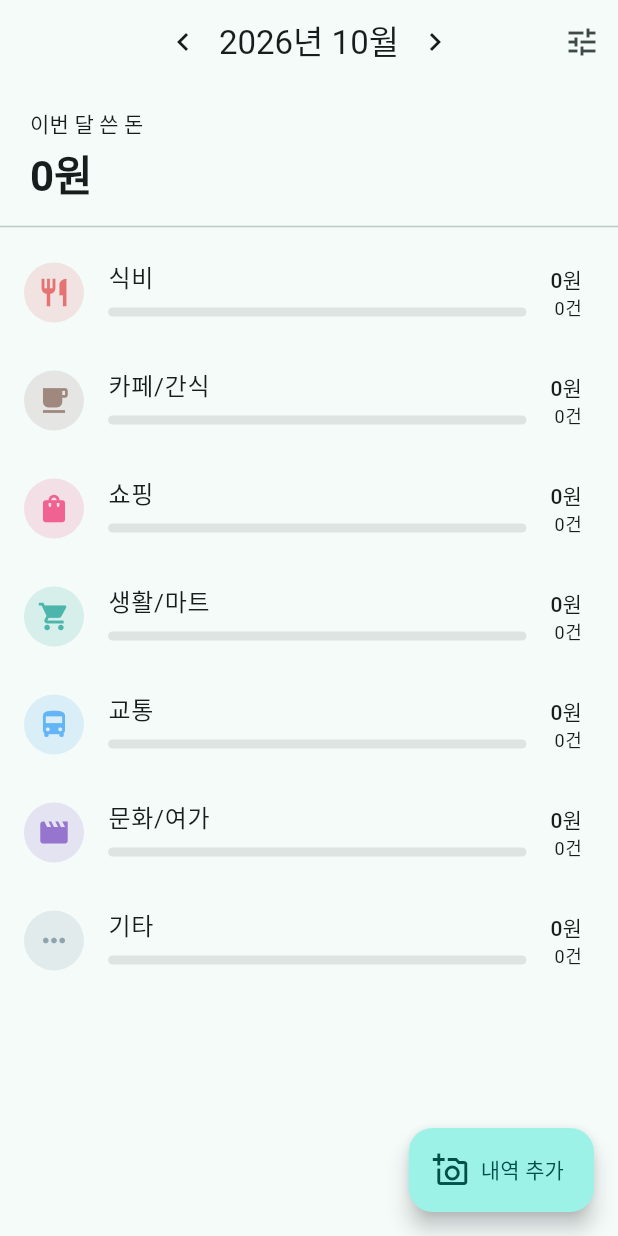
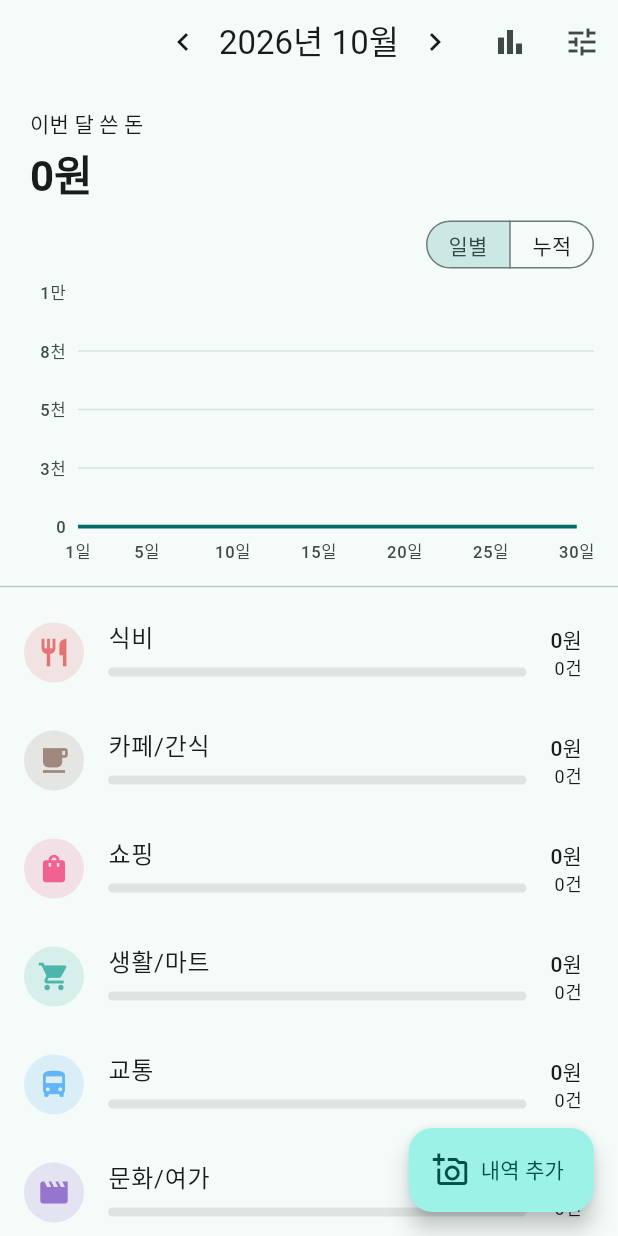
Before and after one commit to haneul55/budget-app, a Flutter app: the screen it shows after launch, on a phone screen of 412 x 824 dp. Run offline on Flutter 3.47's test engine with Material 3 defaults, Android fonts, the phone set to English and light mode, and no system bars; drawn by our look-alikes of fl_chart; our stand-ins replace flutter_riverpod, image_picker, sqflite; missing offline and left inert: google_mlkit_text_recognition; accounts and stored records are empty.

Commit message:
3단계: 날짜별 꺾은선 그래프, 월별 누적 기록
Co-Authored-By: Claude Opus 5.5 <noreply@anthropic.com>
Claude-Session: https://claude.ai/code/session_01RJdVreWRRXjqtkrGPc1cdK

```diff
--- a/lib/state/providers.dart
+++ b/lib/state/providers.dart
@@ -17,6 +17,7 @@ class SelectedMonth extends Notifier<DateTime> {
 
   void previous() => state = DateTime(state.year, state.month - 1);
   void next() => state = DateTime(state.year, state.month + 1);
+  void select(DateTime month) => state = DateTime(month.year, month.month);
 }
 
 final selectedMonthProvider = NotifierProvider<SelectedMonth, DateTime>(
@@ -75,6 +76,8 @@ void refreshData(WidgetRef ref) {
   ref.invalidate(monthSummaryProvider);
   ref.invalidate(categoryExpensesProvider);
   ref.invalidate(rulesProvider);
+  ref.invalidate(dailyTotalsProvider);
+  ref.invalidate(monthlyTotalsProvider);
 }
 
 /// 카테고리 자동 분류 규칙 전체.
@@ -85,3 +88,16 @@ final rulesProvider = FutureProvider<List<CategoryRule>>(
 final sourceImageProvider = FutureProvider.family<SourceImage?, int>(
   (ref, id) => ref.watch(databaseProvider).sourceImage(id),
 );
+
+/// 선택한 달의 날짜별 합계(1일부터 말일까지).
+final dailyTotalsProvider = FutureProvider<List<int>>((ref) {
+  final db = ref.watch(databaseProvider);
+  return db.dailyTotals(ref.watch(selectedMonthProvider));
+});
+
+/// 선택한 달까지 최근 12개월의 월 합계.
+final monthlyTotalsProvider =
+    FutureProvider<List<({DateTime month, int total})>>((ref) {
+      final db = ref.watch(databaseProvider);
+      return db.monthlyTotals(ref.watch(selectedMonthProvider));
+    });
--- a/lib/ui/home_screen.dart
+++ b/lib/ui/home_screen.dart
@@ -8,8 +8,10 @@ import '../util/format.dart';
 import 'category_detail_screen.dart';
 import 'category_manage_screen.dart';
 import 'expense_form_screen.dart';
+import 'monthly_history_screen.dart';
 import 'receipt_review_screen.dart';
 import 'widgets/category_avatar.dart';
+import 'widgets/spending_charts.dart';
 
 class HomeScreen extends ConsumerWidget {
   const HomeScreen({super.key});
@@ -38,6 +40,13 @@ class HomeScreen extends ConsumerWidget {
         ),
         centerTitle: true,
         actions: [
+          IconButton(
+            tooltip: '월별 기록',
+            icon: const Icon(Icons.bar_chart),
+            onPressed: () => Navigator.of(context).push(
+              MaterialPageRoute(builder: (_) => const MonthlyHistoryScreen()),
+            ),
+          ),
           IconButton(
             tooltip: '카테고리 관리',
             icon: const Icon(Icons.tune),
@@ -134,6 +143,7 @@ class _SummaryList extends StatelessWidget {
             ],
           ),
         ),
+        const _DailyChartCard(),
         const Divider(),
         for (final t in totals)
           ListTile(
@@ -169,3 +179,51 @@ class _SummaryList extends StatelessWidget {
     );
   }
 }
+
+/// 이번 달 날짜별 쓴 돈 꺾은선 그래프 (일별 / 누적 전환).
+class _DailyChartCard extends ConsumerStatefulWidget {
+  const _DailyChartCard();
+
+  @override
+  ConsumerState<_DailyChartCard> createState() => _DailyChartCardState();
+}
+
+class _DailyChartCardState extends ConsumerState<_DailyChartCard> {
+  bool _cumulative = false;
+
+  @override
+  Widget build(BuildContext context) {
+    final month = ref.watch(selectedMonthProvider);
+    final daily = ref.watch(dailyTotalsProvider).value;
+
+    return Padding(
+      padding: const EdgeInsets.fromLTRB(12, 0, 16, 8),
+      child: Column(
+        crossAxisAlignment: CrossAxisAlignment.end,
+        children: [
+          SegmentedButton<bool>(
+            showSelectedIcon: false,
+            style: const ButtonStyle(visualDensity: VisualDensity.compact),
+            segments: const [
+              ButtonSegment(value: false, label: Text('일별')),
+              ButtonSegment(value: true, label: Text('누적')),
+            ],
+            selected: {_cumulative},
+            onSelectionChanged: (v) => setState(() => _cumulative = v.first),
+          ),
+          const SizedBox(height: 12),
+          SizedBox(
+            height: 180,
+            child: daily == null
+                ? const SizedBox.shrink()
+                : DailyLineChart(
+                    month: month,
+                    dailyTotals: daily,
+                    cumulative: _cumulative,
+                  ),
+          ),
+        ],
+      ),
+    );
+  }
+}
--- /dev/null
+++ b/lib/ui/widgets/spending_charts.dart
@@ -0,0 +1,268 @@
+import 'dart:math' as math;
+
+import 'package:fl_chart/fl_chart.dart';
+import 'package:flutter/material.dart';
+
+import '../../util/format.dart';
+
+/// 그래프 축에 쓰는 짧은 금액 표기 (예: 15000 → 1.5만).
+String compactWon(num v) {
+  if (v >= 10000) {
+    final man = v / 10000;
+    return '${man >= 10 ? man.round() : (man * 10).round() / 10}만'.replaceAll(
+      '.0만',
+      '만',
+    );
+  }
+  if (v >= 1000) return '${(v / 1000).round()}천';
+  return v.round().toString();
+}
+
+/// 축 최댓값을 보기 좋게 올림하고, 눈금 4칸 간격을 함께 돌려준다.
+({double max, double interval}) _niceAxis(int maxValue) {
+  if (maxValue <= 0) return (max: 10000, interval: 2500);
+  final raw = maxValue / 4;
+  final mag = math.pow(10, (math.log(raw) / math.ln10).floor()).toDouble();
+  final step = [
+    1,
+    2,
+    2.5,
+    5,
+    10,
+  ].map((m) => m * mag).firstWhere((s) => s >= raw);
+  return (max: step * 4, interval: step);
+}
+
+/// 한 달의 날짜별 쓴 돈 꺾은선 그래프. [cumulative]면 그날까지의 누적.
+class DailyLineChart extends StatelessWidget {
+  const DailyLineChart({
+    super.key,
+    required this.month,
+    required this.dailyTotals,
+    this.cumulative = false,
+    this.color,
+  });
+
+  final DateTime month;
+  final List<int> dailyTotals;
+  final bool cumulative;
+  final Color? color;
+
+  @override
+  Widget build(BuildContext context) {
+    final theme = Theme.of(context);
+    final lineColor = color ?? theme.colorScheme.primary;
+    final now = DateTime.now();
+    final isThisMonth = now.year == month.year && now.month == month.month;
+    // 이번 달은 오늘까지만 그린다 (미래 날짜가 0으로 깔리지 않게)
+    final lastDay = isThisMonth ? now.day : dailyTotals.length;
+
+    final values = <int>[];
+    var running = 0;
+    for (var i = 0; i < lastDay; i++) {
+      running += dailyTotals[i];
+      values.add(cumulative ? running : dailyTotals[i]);
+    }
+    final axis = _niceAxis(values.fold(0, math.max));
+    final gridColor = theme.colorScheme.outlineVariant.withValues(alpha: 0.5);
+    final labelStyle = theme.textTheme.labelSmall?.copyWith(
+      color: theme.colorScheme.onSurfaceVariant,
+    );
+
+    return LineChart(
+      LineChartData(
+        minX: 1,
+        maxX: dailyTotals.length.toDouble(),
+        minY: 0,
+        maxY: axis.max,
+        gridData: FlGridData(
+          drawVerticalLine: false,
+          horizontalInterval: axis.interval,
+          getDrawingHorizontalLine: (_) =>
+              FlLine(color: gridColor, strokeWidth: 1),
+        ),
+        borderData: FlBorderData(show: false),
+        titlesData: FlTitlesData(
+          topTitles: const AxisTitles(),
+          rightTitles: const AxisTitles(),
+          leftTitles: AxisTitles(
+            sideTitles: SideTitles(
+              showTitles: true,
+              reservedSize: 40,
+              interval: axis.interval,
+              getTitlesWidget: (v, meta) => SideTitleWidget(
+                meta: meta,
+                child: Text(compactWon(v), style: labelStyle),
+              ),
+            ),
+          ),
+          bottomTitles: AxisTitles(
+            sideTitles: SideTitles(
+              showTitles: true,
+              interval: 1,
+              reservedSize: 24,
+              getTitlesWidget: (v, meta) {
+                final day = v.round();
+                final show = day == 1 || day % 5 == 0;
+                if (!show || v != day) return const SizedBox.shrink();
+                return SideTitleWidget(
+                  meta: meta,
+                  child: Text('$day일', style: labelStyle),
+                );
+              },
+            ),
+          ),
+        ),
+        lineTouchData: LineTouchData(
+          touchTooltipData: LineTouchTooltipData(
+            getTooltipColor: (_) => theme.colorScheme.inverseSurface,
+            getTooltipItems: (spots) => [
+              for (final s in spots)
+                LineTooltipItem(
+                  '${month.month}월 ${s.x.round()}일\n${formatWon(s.y.round())}',
+                  TextStyle(
+                    color: theme.colorScheme.onInverseSurface,
+                    fontSize: 12,
+                  ),
+                ),
+            ],
+          ),
+        ),
+        lineBarsData: [
+          LineChartBarData(
+            spots: [
+              for (var i = 0; i < values.length; i++)
+                FlSpot(i + 1.0, values[i].toDouble()),
+            ],
+            isCurved: cumulative,
+            preventCurveOverShooting: true,
+            color: lineColor,
+            barWidth: 2.5,
+            dotData: FlDotData(
+              show: !cumulative,
+              checkToShowDot: (spot, _) => spot.y > 0,
+              getDotPainter: (_, _, _, _) => FlDotCirclePainter(
+                radius: 3,
+                color: lineColor,
+                strokeWidth: 0,
+              ),
+            ),
+            belowBarData: BarAreaData(
+              show: true,
+              color: lineColor.withValues(alpha: 0.12),
+            ),
+          ),
+        ],
+      ),
+    );
+  }
+}
+
+/// 월별 합계 막대 그래프. [selected] 달은 진하게 표시하고, 막대를 누르면 [onTapMonth].
+class MonthlyBarChart extends StatelessWidget {
+  const MonthlyBarChart({
+    super.key,
+    required this.months,
+    this.selected,
+    this.onTapMonth,
+  });
+
+  final List<({DateTime month, int total})> months;
+  final DateTime? selected;
+  final ValueChanged<DateTime>? onTapMonth;
+
+  @override
+  Widget build(BuildContext context) {
+    final theme = Theme.of(context);
+    final axis = _niceAxis(months.fold(0, (m, e) => math.max(m, e.total)));
+    final gridColor = theme.colorScheme.outlineVariant.withValues(alpha: 0.5);
+    final labelStyle = theme.textTheme.labelSmall?.copyWith(
+      color: theme.colorScheme.onSurfaceVariant,
+    );
+    bool isSelected(DateTime m) =>
+        selected != null &&
+        m.year == selected!.year &&
+        m.month == selected!.month;
+
+    return BarChart(
+      BarChartData(
+        maxY: axis.max,
+        alignment: BarChartAlignment.spaceAround,
+        gridData: FlGridData(
+          drawVerticalLine: false,
+          horizontalInterval: axis.interval,
+          getDrawingHorizontalLine: (_) =>
+              FlLine(color: gridColor, strokeWidth: 1),
+        ),
+        borderData: FlBorderData(show: false),
+        titlesData: FlTitlesData(
+          topTitles: const AxisTitles(),
+          rightTitles: const AxisTitles(),
+          leftTitles: AxisTitles(
+            sideTitles: SideTitles(
+              showTitles: true,
+              reservedSize: 40,
+              interval: axis.interval,
+              getTitlesWidget: (v, meta) => SideTitleWidget(
+                meta: meta,
+                child: Text(compactWon(v), style: labelStyle),
+              ),
+            ),
+          ),
+          bottomTitles: AxisTitles(
+            sideTitles: SideTitles(
+              showTitles: true,
+              reservedSize: 24,
+              getTitlesWidget: (v, meta) {
+                final m = months[v.toInt()].month;
+                return SideTitleWidget(
+                  meta: meta,
+                  child: Text(
+                    m.month == 1 ? '${m.year % 100}.1' : '${m.month}월',
+                    style: labelStyle,
+                  ),
+                );
+              },
+            ),
+          ),
+        ),
+        barTouchData: BarTouchData(
+          touchCallback: (event, response) {
+            final i = response?.spot?.touchedBarGroupIndex;
+            if (event is FlTapUpEvent && i != null && onTapMonth != null) {
+              onTapMonth!(months[i].month);
+            }
+          },
+          touchTooltipData: BarTouchTooltipData(
+            getTooltipColor: (_) => theme.colorScheme.inverseSurface,
+            getTooltipItem: (group, _, rod, _) => BarTooltipItem(
+              '${formatMonth(months[group.x].month)}\n${formatWon(rod.toY.round())}',
+              TextStyle(
+                color: theme.colorScheme.onInverseSurface,
+                fontSize: 12,
+              ),
+            ),
+          ),
+        ),
+        barGroups: [
+          for (var i = 0; i < months.length; i++)
+            BarChartGroupData(
+              x: i,
+              barRods: [
+                BarChartRodData(
+                  toY: months[i].total.toDouble(),
+                  width: 14,
+                  borderRadius: const BorderRadius.vertical(
+                    top: Radius.circular(4),
+                  ),
+                  color: isSelected(months[i].month)
+                      ? theme.colorScheme.primary
+                      : theme.colorScheme.primary.withValues(alpha: 0.35),
+                ),
+              ],
+            ),
+        ],
+      ),
+    );
+  }
+}
--- a/pubspec.yaml
+++ b/pubspec.yaml
@@ -43,6 +43,7 @@ dependencies:
   image_picker: ^1.2.4
   google_mlkit_text_recognition: ^0.17.1
   path_provider: ^2.1.6
+  fl_chart: ^1.3.0
 
 dev_dependencies:
   flutter_test:
```
Also changed, not shown: lib/data/database.dart (+46 -0 lines), lib/ui/monthly_history_screen.dart (added, +115 -0 lines), pubspec.lock, 2 other files.
